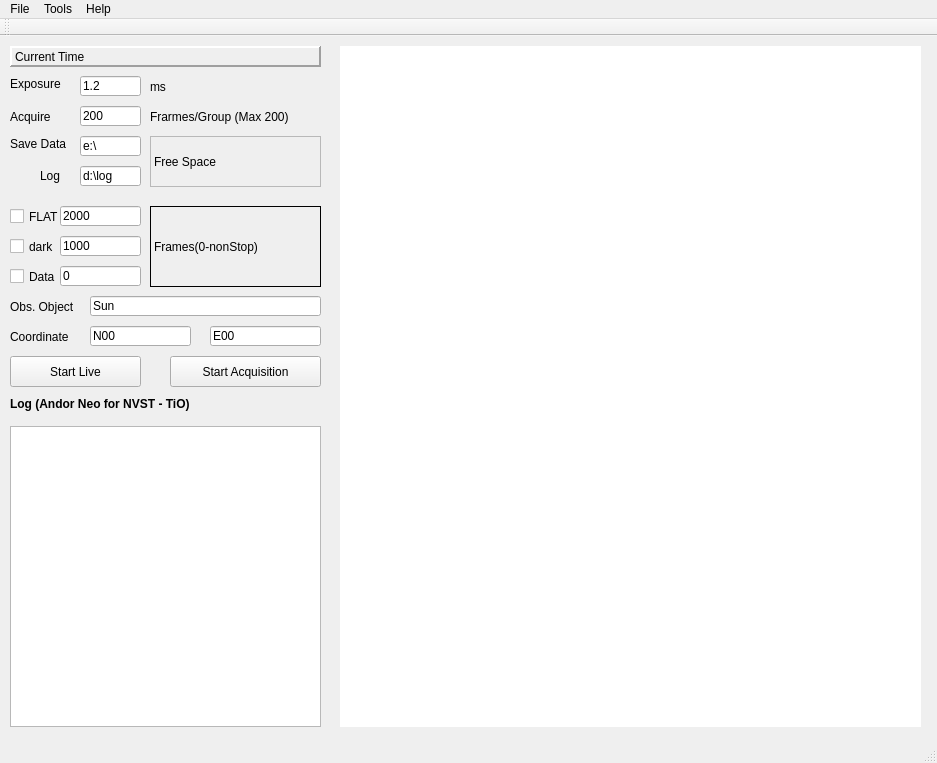
Above: nvst-tio/NVST-TiO-20220120-003/mainwindow.ui from chd1998/fso-qt before the change. Below: the same form after it.
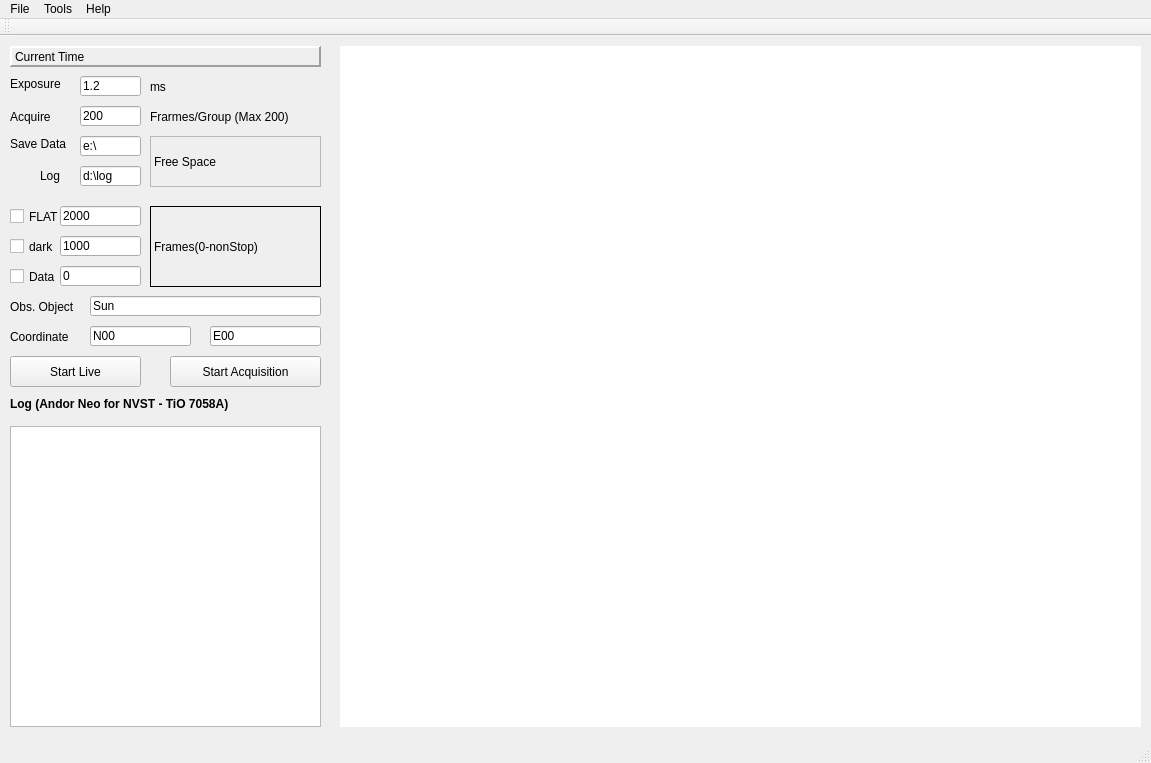
That is the form after the change.

Patch:
```diff
--- a/nvst-tio/NVST-TiO-20220120-003/mainwindow.ui
+++ b/nvst-tio/NVST-TiO-20220120-003/mainwindow.ui
@@ -6,7 +6,7 @@
    <rect>
     <x>0</x>
     <y>0</y>
-    <width>937</width>
+    <width>1151</width>
     <height>763</height>
    </rect>
   </property>
@@ -31,7 +31,7 @@
      <rect>
       <x>340</x>
       <y>10</y>
-      <width>581</width>
+      <width>801</width>
       <height>681</height>
      </rect>
     </property>
@@ -250,11 +250,12 @@
     </property>
     <property name="font">
      <font>
+      <weight>75</weight>
       <bold>true</bold>
      </font>
     </property>
     <property name="text">
-     <string>Log (Andor Neo for NVST - TiO)</string>
+     <string>Log (Andor Neo for NVST - TiO 7058A)</string>
     </property>
    </widget>
    <widget class="QTextEdit" name="textEdit_status">
@@ -519,8 +520,8 @@
     <rect>
      <x>0</x>
      <y>0</y>
-     <width>937</width>
-     <height>22</height>
+     <width>1151</width>
+     <height>23</height>
     </rect>
    </property>
    <widget class="QMenu" name="menuFile">
```
